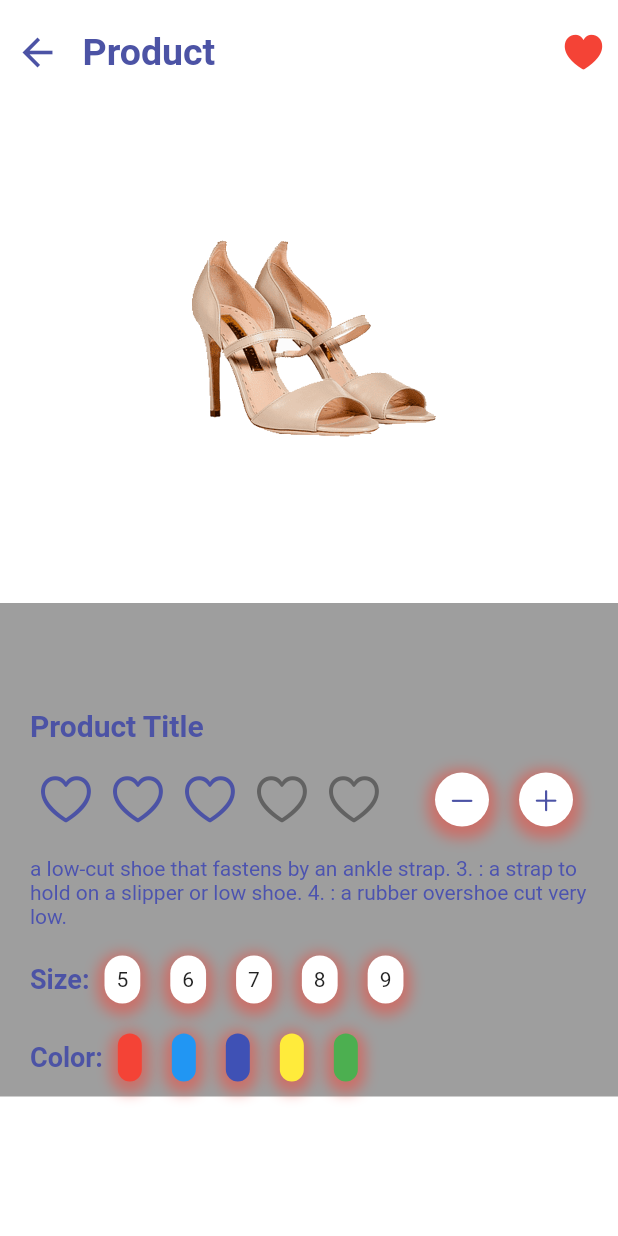
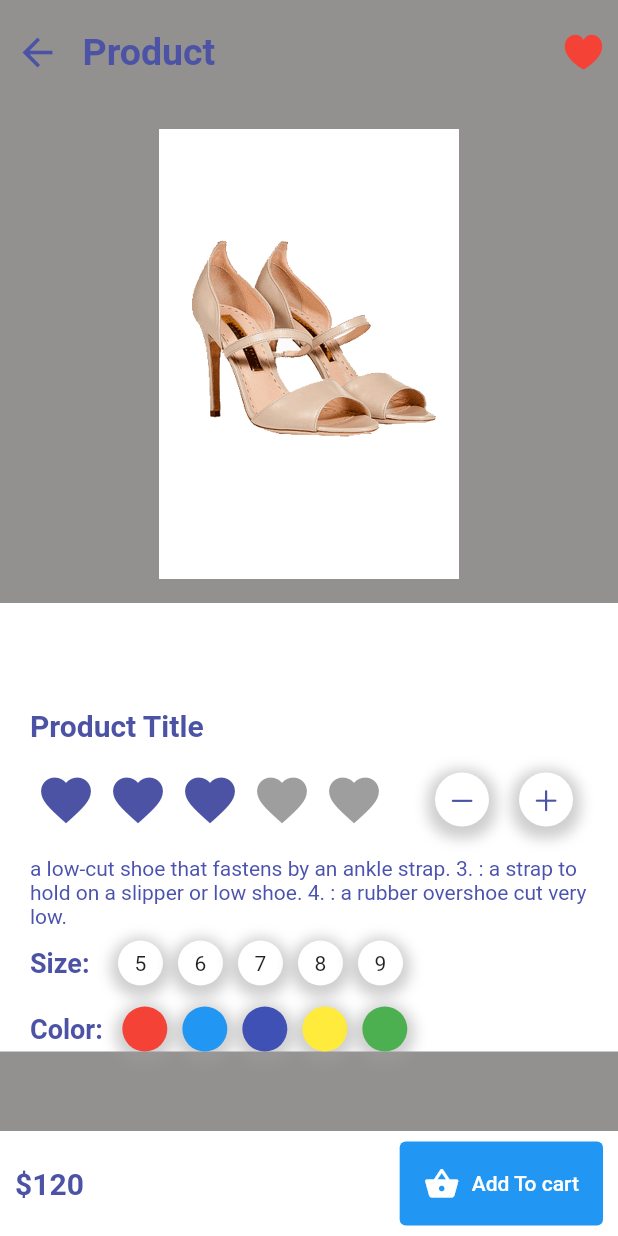
Before and after one commit to measmita-git/meropasal, a Flutter app: the ItemsPage screen opened by its route, on a phone screen of 412 x 824 dp. Run offline on Flutter 3.47's test engine with Material 2 defaults, Android fonts, the phone set to English and light mode, and no system bars; drawn by our look-alikes of flutter_rating_bar; our stand-ins replace badges, curved_navigation_bar; missing offline and left inert: clippy_flutter.

Commit message:
item details ui update

```diff
--- a/lib/categories_widgets.dart
+++ b/lib/categories_widgets.dart
@@ -17,7 +17,7 @@ class CategoriesWidgtes extends StatelessWidget {
               padding: EdgeInsets.symmetric(horizontal: 10),
               margin: EdgeInsets.symmetric(vertical: 10, horizontal: 20),
               decoration: BoxDecoration(
-                color: Colors.white,
+                color: Color(0xFF939190),
                 borderRadius: BorderRadius.circular(20),
               ),
               child: Row(
--- /dev/null
+++ b/lib/item_nav_bar.dart
@@ -0,0 +1,54 @@
+import 'package:flutter/cupertino.dart';
+import 'package:flutter/material.dart';
+
+class ItemNavBar extends StatelessWidget {
+  const ItemNavBar({super.key});
+
+  @override
+  Widget build(BuildContext context) {
+    return Container(
+      padding: EdgeInsets.only(left: 10, right: 10),
+      height: 70,
+      color: Colors.white,
+      child: Row(
+        mainAxisAlignment: MainAxisAlignment.spaceBetween,
+        children: [
+          Text(
+            '\$120',
+            style: TextStyle(
+              color: Color(0xFF4C53A5),
+              fontSize: 20,
+              fontWeight: FontWeight.bold,
+            ),
+          ),
+          TextButton(
+            style: TextButton.styleFrom(
+              backgroundColor: Colors.blue,
+            ),
+            onPressed: () {},
+            child: Padding(
+              padding: const EdgeInsets.all(8.0),
+              child: Row(
+                children: [
+                  Icon(
+                    Icons.shopping_basket,
+                    color: Colors.white,
+                  ),
+                  SizedBox(
+                    width: 8,
+                  ),
+                  Text(
+                    'Add To cart',
+                    style: TextStyle(
+                      color: Colors.white,
+                    ),
+                  ),
+                ],
+              ),
+            ),
+          ),
+        ],
+      ),
+    );
+  }
+}
--- a/lib/itemwidgets.dart
+++ b/lib/itemwidgets.dart
@@ -16,7 +16,7 @@ class ItemWidgets extends StatelessWidget {
             padding: EdgeInsets.all(6),
             margin: EdgeInsets.all(10),
             decoration: BoxDecoration(
-              color: Color.fromARGB(26, 194, 164, 164),
+              color: Color(0xFF939190),
             ),
             child: Column(
               children: [
--- a/lib/screens/itemsPage.dart
+++ b/lib/screens/itemsPage.dart
@@ -1,9 +1,12 @@
+import 'package:curved_navigation_bar/curved_navigation_bar.dart';
 import 'package:flutter/cupertino.dart';
 import 'package:flutter/material.dart';
 import 'package:flutter_rating_bar/flutter_rating_bar.dart';
 import 'package:mero_pasal/screens/itemAppBar.dart';
 import 'package:clippy_flutter/clippy_flutter.dart';
 import 'package:clippy_flutter/arc.dart';
+
+import '../item_nav_bar.dart';
 
 List<Color> clrs = [
   Colors.red,
@@ -19,13 +22,10 @@ class ItemsPage extends StatelessWidget {
   @override
   Widget build(BuildContext context) {
     return Scaffold(
-      backgroundColor: Colors.white,
+      backgroundColor: Color(0xFF939190),
       body: ListView(
         children: [
           ItemAppBar(),
-          Container(
-            child: Column(
-              children: [
           Padding(
             padding: const EdgeInsets.all(16),
             child: Image.asset(
@@ -38,7 +38,7 @@ class ItemsPage extends StatelessWidget {
             arcType: ArcType.CONVEY,
             height: 40.0,
             child: Container(
-                    color: Colors.grey,
+              color: Colors.white,
               width: double.infinity,
               child: Padding(
                 padding: const EdgeInsets.symmetric(horizontal: 20),
@@ -72,10 +72,9 @@ class ItemsPage extends StatelessWidget {
                           direction: Axis.horizontal,
                           allowHalfRating: true,
                           itemCount: 5,
-                                itemPadding:
-                                    EdgeInsets.symmetric(horizontal: 4.0),
+                          itemPadding: EdgeInsets.symmetric(horizontal: 4.0),
                           itemBuilder: (context, _) => Icon(
-                                  CupertinoIcons.heart,
+                            Icons.favorite,
                             // size: 8,
                             color: Color(0xFF4C53A5),
                           ),
@@ -92,7 +91,7 @@ class ItemsPage extends StatelessWidget {
                             borderRadius: BorderRadius.circular(20),
                             boxShadow: [
                               BoxShadow(
-                                      color: Colors.red.withOpacity(0.5),
+                                color: Colors.grey.withOpacity(0.5),
                                 spreadRadius: 5,
                                 blurRadius: 7,
                                 offset: Offset(0, 3),
@@ -113,7 +112,7 @@ class ItemsPage extends StatelessWidget {
                             borderRadius: BorderRadius.circular(20),
                             boxShadow: [
                               BoxShadow(
-                                      color: Colors.red.withOpacity(0.5),
+                                color: Colors.grey.withOpacity(0.5),
                                 spreadRadius: 5,
                                 blurRadius: 7,
                                 offset: Offset(0, 3),
@@ -125,7 +124,7 @@ class ItemsPage extends StatelessWidget {
                             size: 20,
                             color: Color(0xFF4C53A5),
                           ),
-                              )
+                        ),
                       ],
                     ),
                     Container(
@@ -142,10 +141,7 @@ class ItemsPage extends StatelessWidget {
                     ),
                     Row(
                       children: [
-                              Container(
-                                padding: EdgeInsets.only(top: 10, bottom: 10),
-                                alignment: Alignment.bottomLeft,
-                                child: Text(
+                        Text(
                           'Size:',
                           style: TextStyle(
                             color: Color(0xFF4C53A5),
@@ -153,37 +149,43 @@ class ItemsPage extends StatelessWidget {
                             fontSize: 18,
                           ),
                         ),
+                        SizedBox(
+                          width: 14,
                         ),
                         Row(
                           children: [
                             for (int i = 5; i < 10; i++)
                               Container(
-                                      padding: EdgeInsets.all(8),
-                                      margin: EdgeInsets.all(10),
+                                alignment: Alignment.center,
+                                height: 30,
+                                width: 30,
+                                margin: EdgeInsets.symmetric(horizontal: 5),
                                 decoration: BoxDecoration(
                                   color: Colors.white,
-                                        borderRadius: BorderRadius.circular(40),
+                                  borderRadius: BorderRadius.circular(30),
                                   boxShadow: [
                                     BoxShadow(
-                                            color: Colors.red.withOpacity(0.5),
+                                      color: Colors.grey.withOpacity(0.5),
                                       spreadRadius: 5,
                                       blurRadius: 7,
                                       offset: Offset(0, 3),
                                     ),
                                   ],
                                 ),
-                                      child: Text(i.toString()),
+                                child: Text(
+                                  i.toString(),
+                                ),
                               ),
                           ],
                         ),
                       ],
                     ),
+                    SizedBox(
+                      height: 14,
+                    ),
                     Row(
                       children: [
-                              Container(
-                                padding: EdgeInsets.only(top: 10, bottom: 10),
-                                alignment: Alignment.bottomLeft,
-                                child: Text(
+                        Text(
                           'Color:',
                           style: TextStyle(
                             color: Color(0xFF4C53A5),
@@ -191,19 +193,23 @@ class ItemsPage extends StatelessWidget {
                             fontSize: 18,
                           ),
                         ),
+                        SizedBox(
+                          width: 8,
                         ),
                         Row(
                           children: [
                             for (int i = 0; i < 5; i++)
                               Container(
-                                      padding: EdgeInsets.all(8),
-                                      margin: EdgeInsets.all(10),
+                                height: 30,
+                                width: 30,
+                                alignment: Alignment.center,
+                                margin: EdgeInsets.symmetric(horizontal: 5),
                                 decoration: BoxDecoration(
                                   color: clrs[i],
                                   borderRadius: BorderRadius.circular(40),
                                   boxShadow: [
                                     BoxShadow(
-                                            color: Colors.red.withOpacity(0.5),
+                                      color: Colors.grey.withOpacity(0.5),
                                       spreadRadius: 5,
                                       blurRadius: 7,
                                       offset: Offset(0, 3),
@@ -223,9 +229,7 @@ class ItemsPage extends StatelessWidget {
           ),
         ],
       ),
-          ),
-        ],
-      ),
+      bottomNavigationBar: ItemNavBar(),
     );
   }
 }
```
Lines whose indentation alone changed are shown as unchanged.
